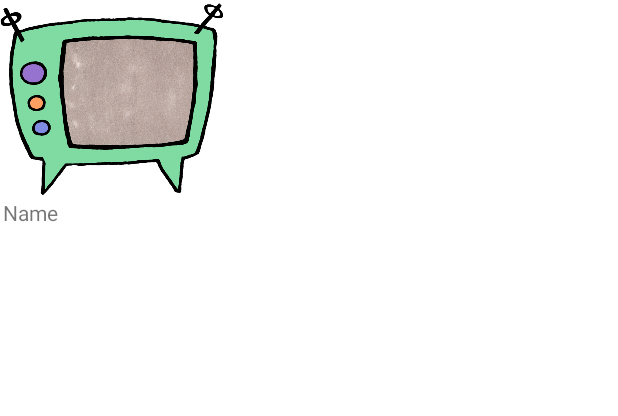
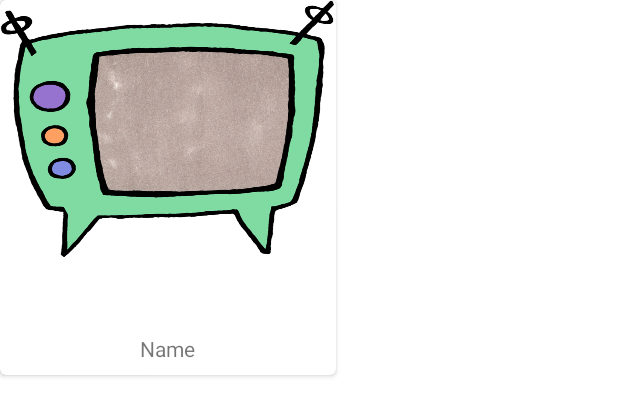
Before and after one commit to EvansMutwiri/tvsta, an Android app: the layout tv_show_layout_adapter.xml on its own in the app's theme, with its tools: preview values and no code run, on a phone screen of 412 x 824 dp. Shown: the top 416 px of the screen. Run offline under Robolectric (Android 15) with nearby library versions, the phone set to English and light mode, and no system bars; network calls fail.

Commit message:
initial commit

```diff
--- a/app/build.gradle
+++ b/app/build.gradle
@@ -52,7 +52,7 @@ dependencies {
     implementation "com.squareup.okhttp3:okhttp:4.9.1"
 
     // Coroutines
-    implementation 'org.jetbrains.kotlinx:kotlinx-coroutines-core:1.4.3'
+    implementation 'org.jetbrains.kotlinx:kotlinx-coroutines-core:1.5.0'
     implementation 'org.jetbrains.kotlinx:kotlinx-coroutines-android:1.4.2'
 
     // Coroutine Lifecycle Scopes
@@ -62,8 +62,6 @@ dependencies {
 
     //dagger-hilt
     implementation "com.google.dagger:hilt-android:2.38.1"
-    kapt "com.google.dagger:hilt-android-compiler:2.33-beta"
-    implementation "com.google.dagger:hilt-android:2.38.1"
     kapt "com.google.dagger:hilt-compiler:2.38.1"
 
     //coil
--- a/app/src/main/java/com/evans/tvsta/api/ApiService.kt
+++ b/app/src/main/java/com/evans/tvsta/api/ApiService.kt
@@ -6,6 +6,6 @@ import retrofit2.Response
 import retrofit2.http.GET
 
 interface ApiService {
-    @GET(Constants.BASE_URL)
+    @GET(Constants.END_POINT)
     suspend fun getTvShows(): Response<TvShowResponse>
 }
--- a/app/src/main/java/com/evans/tvsta/di/AppModule.kt
+++ b/app/src/main/java/com/evans/tvsta/di/AppModule.kt
@@ -15,7 +15,7 @@ import javax.inject.Singleton
 object AppModule {
 
     @Provides
-    fun provideBaseUrl()= Constants.BASE_URL
+    fun provideBaseUrl() = Constants.BASE_URL
 
     @Provides
     @Singleton
--- a/app/src/main/res/layout/tv_show_layout_adapter.xml
+++ b/app/src/main/res/layout/tv_show_layout_adapter.xml
@@ -1,30 +1,33 @@
 <?xml version="1.0" encoding="utf-8"?>
 <androidx.cardview.widget.CardView xmlns:android="http://schemas.android.com/apk/res/android"
-    android:layout_width="150dp"
+    android:layout_width="wrap_content"
     android:layout_height="250dp"
     xmlns:app="http://schemas.android.com/apk/res-auto"
+    android:orientation="vertical"
     android:elevation="8dp"
-    app:cardCornerRadius="10dp">
+    app:cardCornerRadius="4dp">
 
     <LinearLayout
-        android:layout_width="match_parent"
+        android:layout_width="224dp"
         android:layout_height="match_parent"
         android:orientation="vertical">
 
         <ImageView
             android:id="@+id/imageView"
             android:layout_width="match_parent"
-            android:layout_height="130dp"
+            android:layout_height="171dp"
             android:scaleType="fitXY"
             app:srcCompat="@drawable/tvsta" />
 
         <TextView
             android:id="@+id/textView"
             android:layout_width="wrap_content"
-            android:layout_height="wrap_content"
+            android:layout_height="match_parent"
+            android:layout_margin="8dp"
+            android:layout_gravity="center"
+            android:gravity="bottom"
             android:maxLines="1"
-            android:layout_margin="2dp"
-            android:text="Name"/>
+            android:text="Name" />
 
     </LinearLayout>
 </androidx.cardview.widget.CardView>
--- a/build.gradle
+++ b/build.gradle
@@ -6,7 +6,7 @@ buildscript {
     }
     dependencies {
         classpath "com.android.tools.build:gradle:7.0.2"
-        classpath "org.jetbrains.kotlin:kotlin-gradle-plugin:1.5.20"
+        classpath "org.jetbrains.kotlin:kotlin-gradle-plugin:1.5.31"
         classpath 'com.google.dagger:hilt-android-gradle-plugin:2.38.1'
 
         // NOTE: Do not place your application dependencies here; they belong
```
Also changed, not shown: app/src/main/java/com/evans/tvsta/MainActivity.kt (+21 -0 lines), settings.gradle (added, +10 -0 lines), 1 other file.
